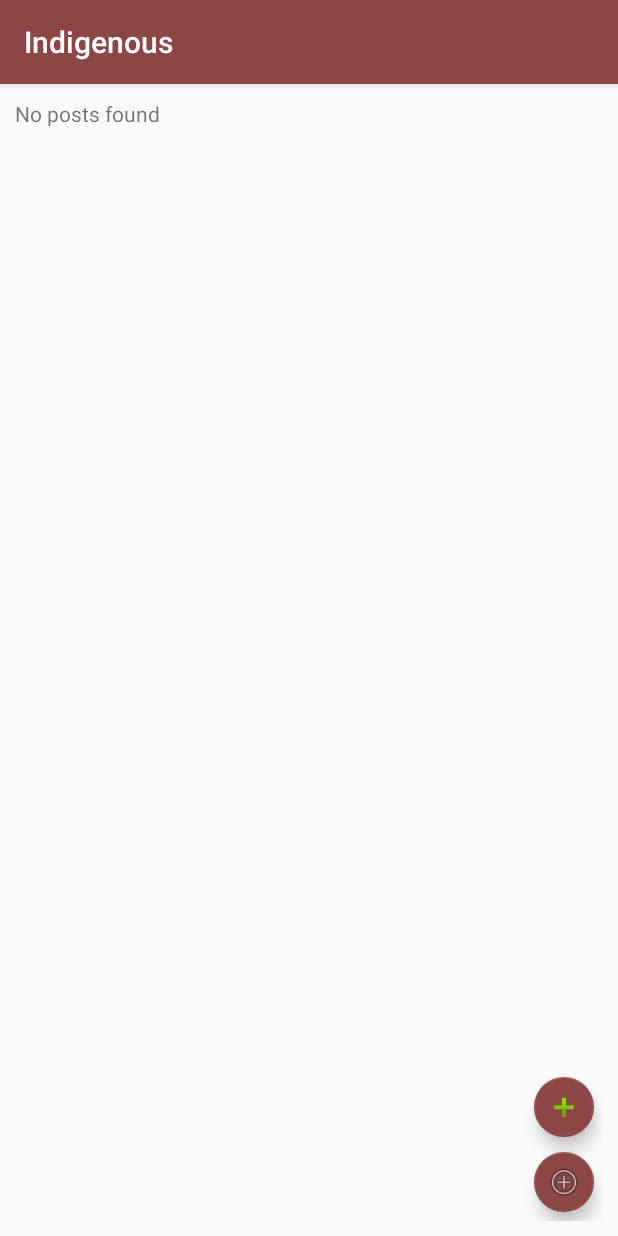
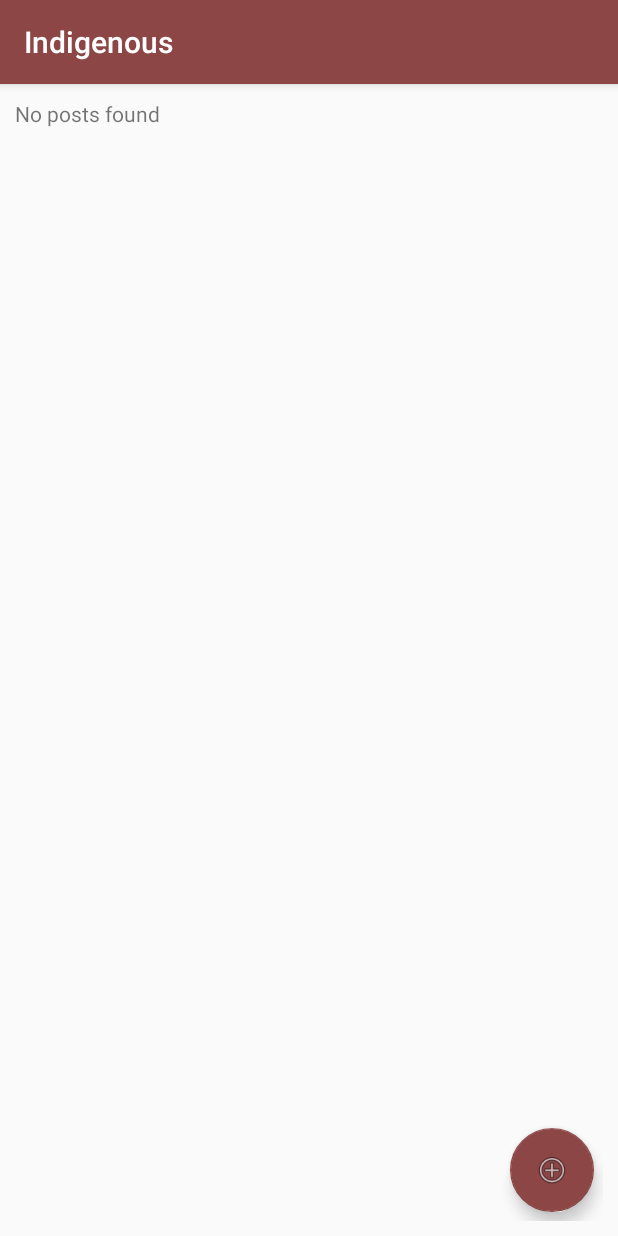
Before and after one commit to IndiePass/indiepass-android, an Android app: the TimeLineActivity screen opened directly, with no data from a screen before it, on a phone screen of 412 x 824 dp. Run offline under Robolectric (Android 15) with nearby library versions, the phone set to English and light mode, and no system bars; libraries missing offline, so code that uses them is left out: com.kennyc.bottomsheet.

Commit message:
Use bottomsheet for fast actions like creating notes, posts etc

```diff
--- a/app/build.gradle
+++ b/app/build.gradle
@@ -28,4 +28,5 @@ dependencies {
     implementation 'com.android.volley:volley:1.1.0'
     implementation 'org.jsoup:jsoup:1.10.3'
     implementation 'com.android.support:design:27.1.0'
+    compile 'com.github.Kennyc1012:BottomSheet:2.4.0'
 }
--- a/app/src/main/java/com/indieweb/indigenous/TimeLineActivity.java
+++ b/app/src/main/java/com/indieweb/indigenous/TimeLineActivity.java
@@ -2,35 +2,56 @@ package com.indieweb.indigenous;
 
 import android.content.Intent;
 import android.os.Bundle;
+import android.support.annotation.NonNull;
+import android.support.annotation.Nullable;
 import android.support.design.widget.FloatingActionButton;
 import android.support.v7.app.AppCompatActivity;
+import android.util.Log;
+import android.view.Menu;
+import android.view.MenuItem;
 import android.view.View;
 
-public class TimeLineActivity extends AppCompatActivity {
+import com.kennyc.bottomsheet.BottomSheet;
+import com.kennyc.bottomsheet.BottomSheetListener;
+
+public class TimeLineActivity extends AppCompatActivity implements View.OnClickListener, BottomSheetListener {
 
     @Override
     protected void onCreate(Bundle savedInstanceState) {
         super.onCreate(savedInstanceState);
         setContentView(R.layout.activity_timeline);
+        findViewById(R.id.actionButton).setOnClickListener(this);
+    }
 
-        FloatingActionButton note = findViewById(R.id.noteButton);
-        note.setOnClickListener(new View.OnClickListener() {
-            @Override
-            public void onClick(View view) {
+    @Override
+    public void onClick(View v) {
+        switch (v.getId()) {
+            case R.id.actionButton:
+                new BottomSheet.Builder(this)
+                        .setSheet(R.menu.menu)
+                        .setListener(this)
+                        .show();
+                break;
+        }
+    }
+
+    @Override
+    public void onSheetShown(@NonNull BottomSheet bottomSheet, @Nullable Object object) {}
+
+    @Override
+    public void onSheetItemSelected(@NonNull BottomSheet bottomSheet, MenuItem menuItem, @Nullable Object o) {
+        switch (menuItem.getItemId()) {
+            case R.id.createArticle:
+                Intent CreateArticle = new Intent(getBaseContext(), ArticleActivity.class);
+                startActivity(CreateArticle);
+                break;
+            case R.id.createNote:
                 Intent CreateNote = new Intent(getBaseContext(), NoteActivity.class);
                 startActivity(CreateNote);
-            }
-        });
-
-        FloatingActionButton article = findViewById(R.id.articleButton);
-        article.setOnClickListener(new View.OnClickListener() {
-            @Override
-            public void onClick(View view) {
-                Intent CreateArticle = new Intent(getBaseContext(), ArticleActivity.class);
-                startActivity(CreateArticle);
-            }
-        });
-
+                break;
+        }
     }
 
+    @Override
+    public void onSheetDismissed(@NonNull BottomSheet bottomSheet, @Nullable Object o, int i) {}
 }
--- a/app/src/main/res/layout/activity_timeline.xml
+++ b/app/src/main/res/layout/activity_timeline.xml
@@ -16,27 +16,14 @@
         app:layout_constraintTop_toTopOf="parent" />
 
     <android.support.design.widget.FloatingActionButton
-        android:id="@+id/articleButton"
+        android:id="@+id/actionButton"
         android:layout_width="wrap_content"
         android:layout_height="wrap_content"
         android:layout_marginBottom="6dp"
         android:layout_marginEnd="6dp"
-        app:fabSize="mini"
         app:layout_constraintBottom_toBottomOf="parent"
         app:layout_constraintEnd_toEndOf="parent"
         app:srcCompat="@android:drawable/ic_menu_add"
         android:layout_marginRight="6dp" />
 
-    <android.support.design.widget.FloatingActionButton
-        android:id="@+id/noteButton"
-        android:layout_width="wrap_content"
-        android:layout_height="wrap_content"
-        android:layout_marginBottom="10dp"
-        android:layout_marginEnd="6dp"
-        app:fabSize="mini"
-        app:layout_constraintBottom_toTopOf="@+id/articleButton"
-        app:layout_constraintEnd_toEndOf="parent"
-        app:srcCompat="@android:drawable/ic_input_add"
-        android:layout_marginRight="6dp" />
-
 </android.support.constraint.ConstraintLayout>
--- /dev/null
+++ b/app/src/main/res/menu/menu.xml
@@ -0,0 +1,14 @@
+<?xml version="1.0" encoding="utf-8"?>
+<menu xmlns:android="http://schemas.android.com/apk/res/android">
+
+    <item
+        android:id="@+id/createNote"
+        android:icon="@android:drawable/ic_menu_add"
+        android:title="@string/add_note" />
+
+    <item
+        android:id="@+id/createArticle"
+        android:icon="@android:drawable/ic_menu_add"
+        android:title="@string/add_article" />
+
+</menu>
--- a/build.gradle
+++ b/build.gradle
@@ -18,6 +18,7 @@ allprojects {
     repositories {
         google()
         jcenter()
+        maven { url 'https://jitpack.io' }
     }
 }
 
```
